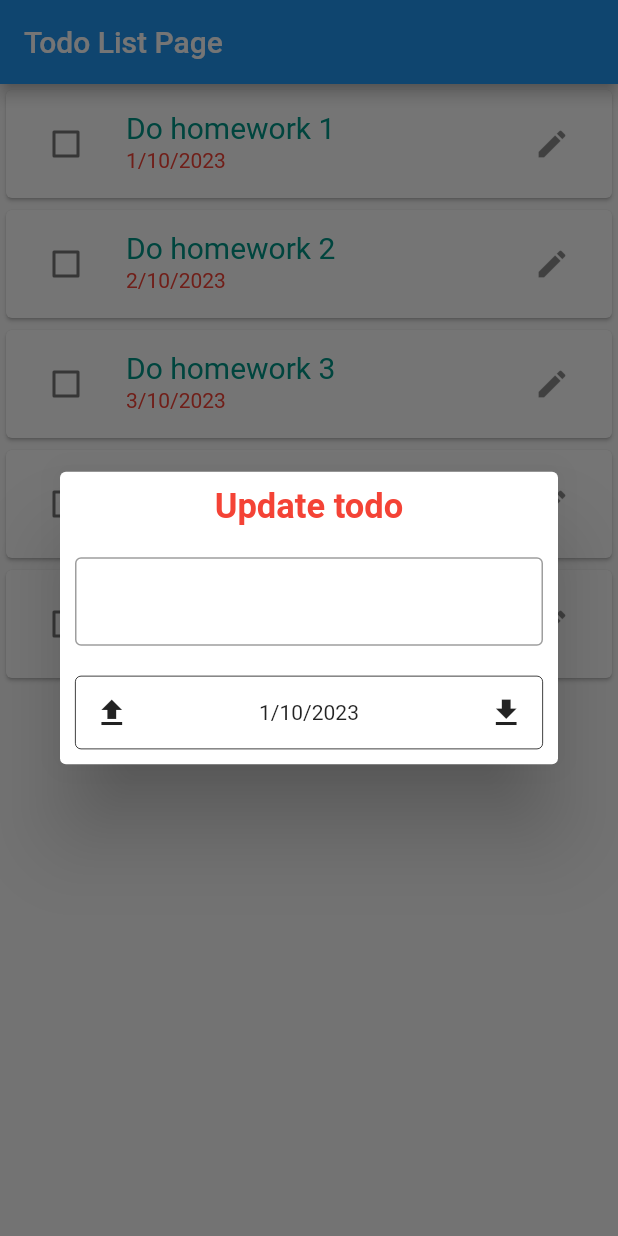
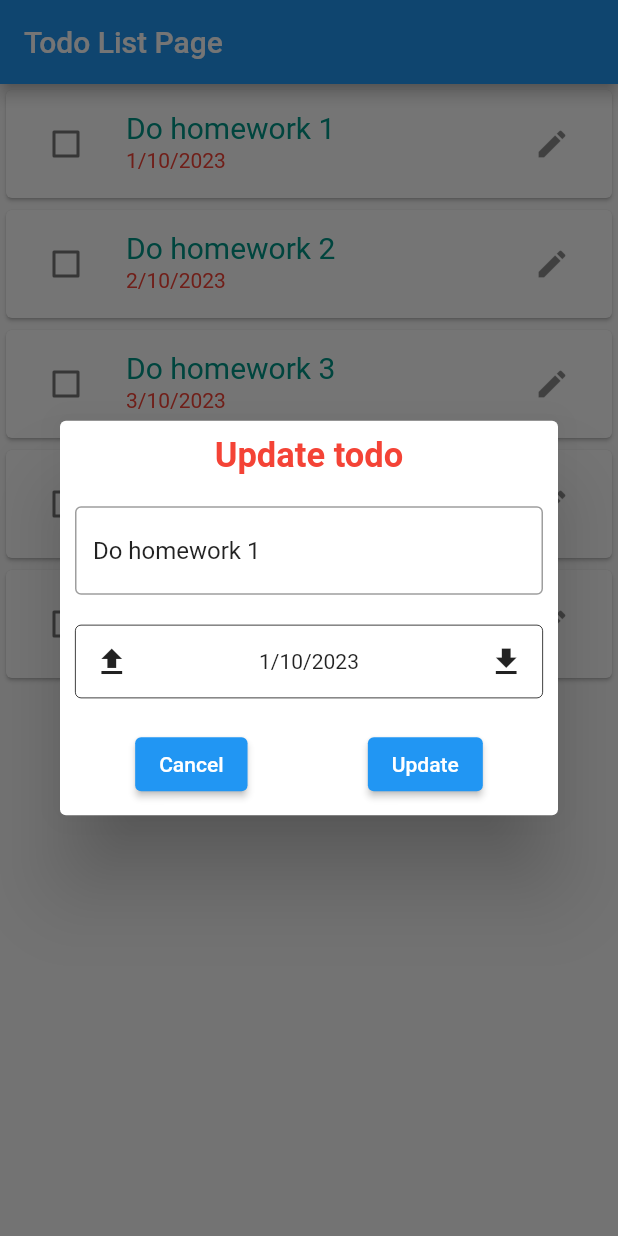
Before and after one commit to phamtanphat/flutter_statefull_widget_29092023, a Flutter app: the screen it shows after launch, after a tap on the "edit" icon, on a phone screen of 412 x 824 dp. Run offline on Flutter 3.47's test engine with Material 2 defaults, Android fonts, the light colour scheme and no system bars; missing offline and left inert: dart:ffi.

Commit message:
edit todo item

```diff
--- a/lib/to_do_list_page.dart
+++ b/lib/to_do_list_page.dart
@@ -57,12 +57,29 @@ class _TodoListPageState extends State<TodoListPage> {
     });
   }
 
+  void onClickCancelDialog() {
+    Navigator.pop(context);
+  }
+
+  void onClickUpdateDialog(Map<String, dynamic> itemTodo, String newName, DateTime newTime) {
+    setState(() {
+      String name = itemTodo["name"] ?? "";
+      DateTime time = itemTodo["time"] ?? DateTime.now();
+
+      if (name == newName && time.millisecondsSinceEpoch == newTime.millisecondsSinceEpoch) return;
+      itemTodo["name"] = newName;
+      itemTodo["time"] = newTime;
+      Navigator.pop(context);
+    });
+  }
+
   void onListenEditItem(int index) {
     Map<String, dynamic> itemTodo = listTodo[index];
     String name = itemTodo["name"] ?? "";
     DateTime time = itemTodo["time"] ?? DateTime.now();
     DateTime tmpTime = time;
 
+    TextEditingController textEditController = TextEditingController(text: name);
     showDialog(
         context: context,
         builder: (context) {
@@ -87,8 +104,9 @@ class _TodoListPageState extends State<TodoListPage> {
                         ),
                       ),
                       SizedBox(height: 20),
-                      const TextField(
-                        decoration: InputDecoration(
+                      TextField(
+                        controller: textEditController,
+                        decoration: const InputDecoration(
                             border: OutlineInputBorder(),
                         ),
                       ),
@@ -116,6 +134,14 @@ class _TodoListPageState extends State<TodoListPage> {
                           ],
                         ),
                       ),
+                      SizedBox(height: 20),
+                      Row(
+                        mainAxisAlignment: MainAxisAlignment.spaceAround,
+                        children: [
+                          ElevatedButton(onPressed: onClickCancelDialog, child: Text("Cancel")),
+                          ElevatedButton(onPressed: () => onClickUpdateDialog(itemTodo, textEditController.text, tmpTime), child: Text("Update")),
+                        ],
+                      )
                     ],
                   ),
                 ),
```
